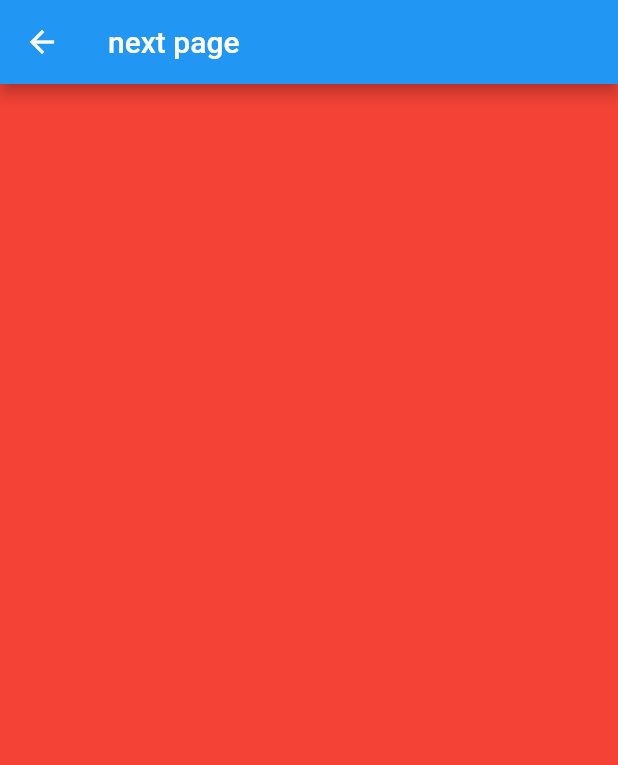
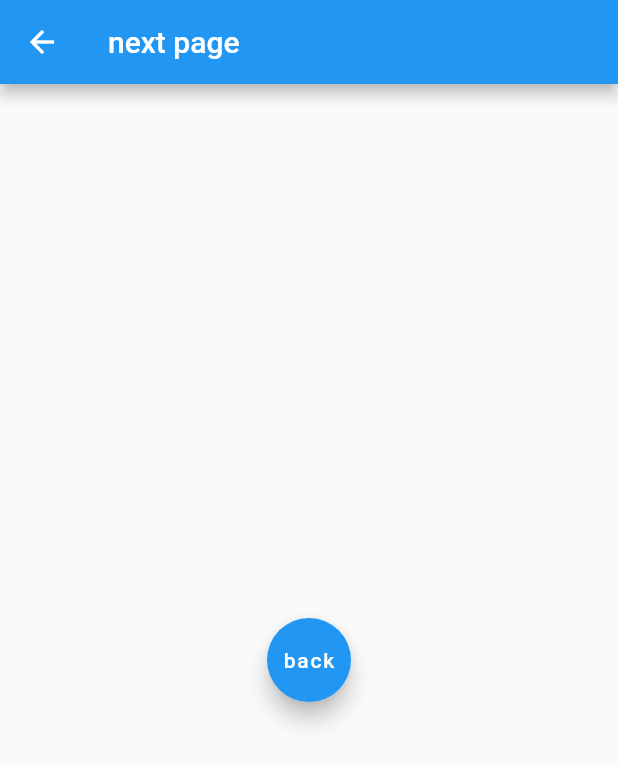
Before and after one commit to onishi-kohei/test-flutter, a Flutter app: the NextPage screen opened directly, on a phone screen of 412 x 824 dp. Shown: the top 765 px of the screen. Run offline on Flutter 3.47's test engine with Material 2 defaults, Android fonts, the phone set to English and light mode, and no system bars.

Commit message:
add back button on next page

```diff
--- a/lib/next_page.dart
+++ b/lib/next_page.dart
@@ -9,9 +9,13 @@ class NextPage extends StatelessWidget {
       appBar: AppBar(
         title: Text("next page"),
       ),
-      body: Container(
-        height: double.infinity,
-        color: Colors.red,
+      body: Center(
+        child: FloatingActionButton(
+          child: Text('back'),
+          onPressed: () {
+            Navigator.pop(context);
+          }
+        )
       ),// This trailing comma makes auto-formatting nicer for build methods.
     );
   }
```
